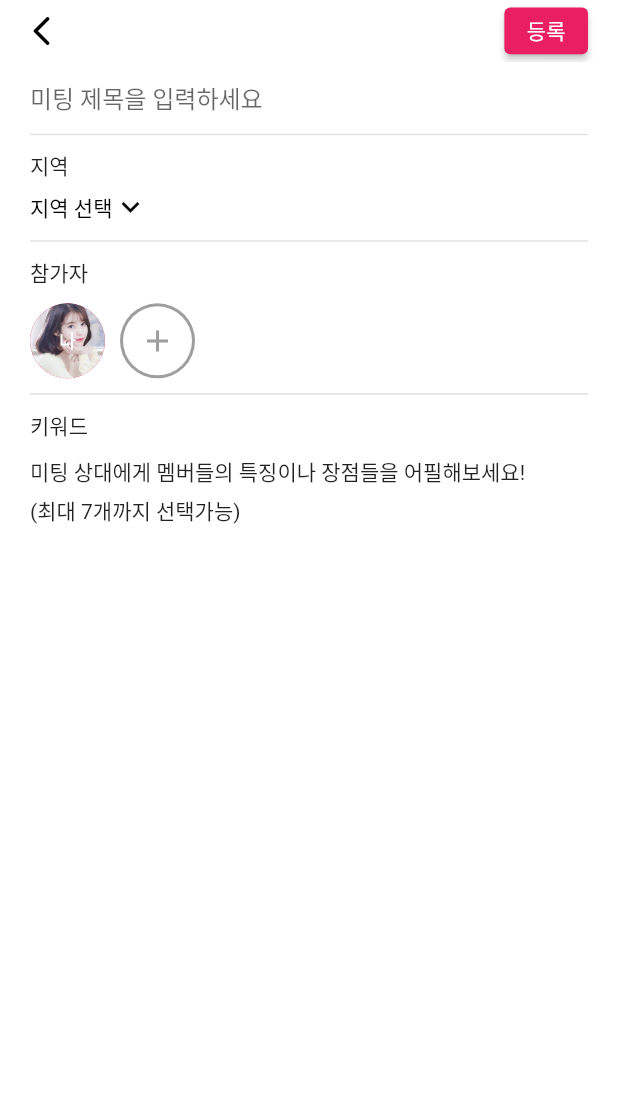
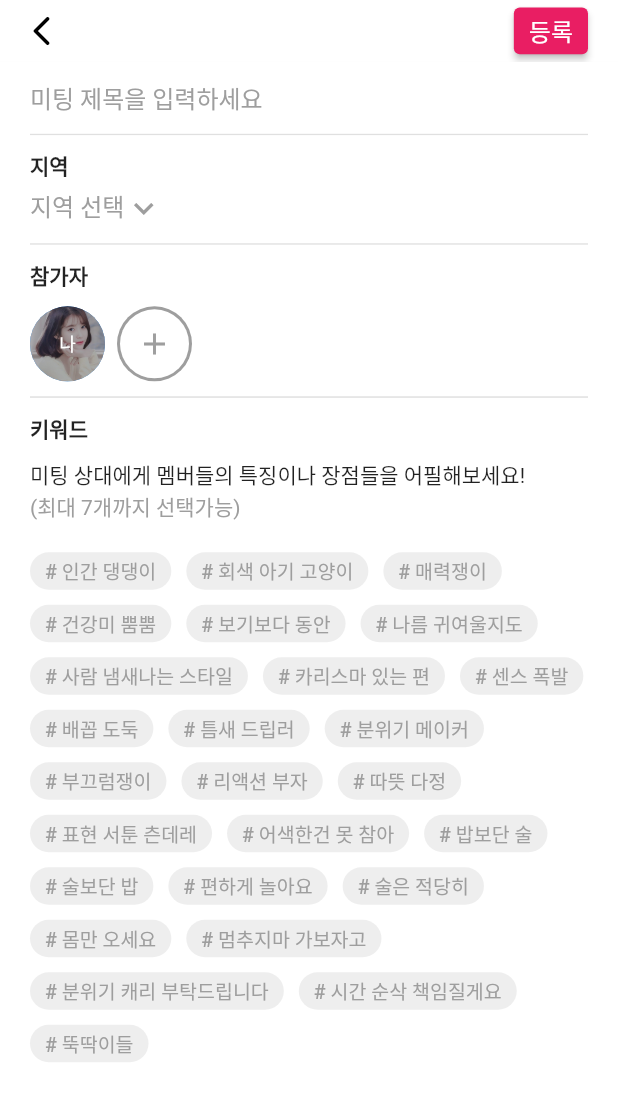
Before and after one commit to SeungtaeRyu/campusMeet_test, a Flutter app: the screen it shows after launch, after a tap on the "add" icon, on a phone screen of 412 x 824 dp. Shown: the top 1101 px of the screen. Run offline on Flutter 3.47's test engine with Material 2 defaults, Android fonts, the phone set to English and light mode, and no system bars; our stand-ins replace image_picker.

Commit message:
220202 07:30 글작성페이지 전체구현 완료

```diff
--- a/campus_meet_test/lib/screens/member_formation_screen.dart
+++ b/campus_meet_test/lib/screens/member_formation_screen.dart
@@ -38,15 +38,18 @@ class _MemberFomationScreenState extends State<MemberFomationScreen> {
     });
   }
 
+  @override
+  void initState() {
+    super.initState();
+    for (var i = 0; i < friendName.length; i++) {
+      selected.add(false);
+    }
+  }
 
 
 
   @override
   Widget build(BuildContext context) {
-    for (var i = 0; i < friendName.length; i++) {
-      selected.add(false);
-    }
-
     return MaterialApp(
       home: Scaffold(
         appBar: AppBar(
@@ -116,14 +119,12 @@ class _MemberFomationScreenState extends State<MemberFomationScreen> {
             ),
 
             Container(
-              child: selected.indexOf(true) == -1
-                  ? SizedBox.shrink()
-                  : Container(
-                      height: 100,
-                      child: ListView.builder(
-                        itemCount: selectedFriendName.length,
-                        scrollDirection: Axis.horizontal,
-                        itemBuilder: (BuildContext context, int index) {
+              color: Colors.white,
+              padding: EdgeInsets.fromLTRB(10, 0, 10, 10),
+              alignment: Alignment.centerLeft,
+              child: SingleChildScrollView(
+                child: Wrap(
+                  children: selected.indexOf(true) == -1 ? [SizedBox.shrink()] : List<Widget>.generate(selectedFriendName.length, (index){
                     return Column(
                       children: [
                         Container(
@@ -159,21 +160,25 @@ class _MemberFomationScreenState extends State<MemberFomationScreen> {
                         Text("${selectedFriendName[index]} "),
                       ],
                     );
-                        },
+                  }),
                 ),
               ),
             ),
 
-            Divider(thickness: 5),
+            Divider(height: 5, thickness: 5),
 
             // 친구 목록 렌더링 컬럼 > 로우 > 이미지, 이름, 아이콘버튼
             Expanded(
-              child: _search.text.length != 0 ? buildSearchList() : ListView.builder(
+              child: _search.text.length != 0 ? buildSearchList() : Container(
+                padding: EdgeInsets.fromLTRB(10, 0, 10, 0),
+                color: Colors.white,
+                child: ListView.builder(
                   itemCount: friendName.length, // 추후 친구목록 DB.length 로 수정
                   itemBuilder: (BuildContext context, int index) {
                     return Row(
                       children: [
                         Container(
+                          // color: Colors.blue,
                           padding: EdgeInsets.fromLTRB(10, 10, 10, 10),
                           child: CircleAvatar(
                             backgroundColor: Colors.pink,
@@ -184,6 +189,15 @@ class _MemberFomationScreenState extends State<MemberFomationScreen> {
                         Expanded(child: Container()),
                         IconButton(
                             onPressed: () {
+                              // 선택한 친구 수 count
+                              int count = 0;
+                              for(int i = 0; i < friendName.length ; i++){
+                                if(selected[i]) count++;
+                              }
+
+                              // 5명째에는 동작하지 않음
+                              if(count == 4 && !selected[index]){
+                              } else {
                                 setState(() {
                                   if (!selected[index]) {
                                     selected[index] = !selected[index];
@@ -193,6 +207,7 @@ class _MemberFomationScreenState extends State<MemberFomationScreen> {
                                     selectedFriendName.remove(friendName[index]);
                                   }
                                 });
+                              }
                             },
                             icon: selected[index]
                                 ? Icon(
@@ -203,6 +218,7 @@ class _MemberFomationScreenState extends State<MemberFomationScreen> {
                       ],
                     );
                   },
+                ),
               ),
             ),
           ],
--- a/campus_meet_test/lib/screens/writing_screen.dart
+++ b/campus_meet_test/lib/screens/writing_screen.dart
@@ -141,6 +141,37 @@ class _WritingScreenState extends State<WritingScreen> {
   List<String> secondAddress = [];
   List<bool> selectedSecondAddress = [];
 
+  // 키워드 DB
+  List<bool> selectedKeywords = [];
+  List<String> keywords = [
+    "인간 댕댕이",
+    "회색 아기 고양이",
+    "매력쟁이",
+    "건강미 뿜뿜",
+    "보기보다 동안",
+    "나름 귀여울지도",
+    "사람 냄새나는 스타일",
+    "카리스마 있는 편",
+    "센스 폭발",
+    "배꼽 도둑",
+    "틈새 드립러",
+    "분위기 메이커",
+    "부끄럼쟁이",
+    "리액션 부자",
+    "따뜻 다정",
+    "표현 서툰 츤데레",
+    "어색한건 못 참아",
+    "밥보단 술",
+    "술보단 밥",
+    "편하게 놀아요",
+    "술은 적당히",
+    "몸만 오세요",
+    "멈추지마 가보자고",
+    "분위기 캐리 부탁드립니다",
+    "시간 순삭 책임질게요",
+    "뚝딱이들"
+  ];
+
   @override
   void initState() {
     super.initState();
@@ -172,6 +203,10 @@ class _WritingScreenState extends State<WritingScreen> {
         selectedSecondAddress.add(false);
       }
     }
+    // selectedKeywords
+    for (int i = 0; i < keywords.length; i++) {
+      selectedKeywords.add(false);
+    }
   }
 
   @override
@@ -197,10 +232,10 @@ class _WritingScreenState extends State<WritingScreen> {
               padding: EdgeInsets.fromLTRB(0, 5, 0, 5),
               child: ElevatedButton(
                 onPressed: () {},
-                child: Text("등록"),
+                child: Text("등록", style: TextStyle(fontSize: 16),),
                 style: ElevatedButton.styleFrom(
                   primary: Colors.pink,
-                  padding: EdgeInsets.fromLTRB(15, 0, 15, 0),
+                  padding: EdgeInsets.fromLTRB(10, 0, 10, 0),
                   minimumSize: Size.zero,
                 ),
               ),
@@ -214,7 +249,6 @@ class _WritingScreenState extends State<WritingScreen> {
           child: Column(
             children: <Widget>[
               Container(
-                // padding: EdgeInsets.fromLTRB(0, 20, 0, 20),
                 decoration: BoxDecoration(
                     color: Colors.white,
                     border: Border(
@@ -226,10 +260,8 @@ class _WritingScreenState extends State<WritingScreen> {
                       // controller: studuntIDController1,
                       decoration: InputDecoration(
                         border: InputBorder.none,
-                        // contentPadding: EdgeInsets.fromLTRB(0, 0, 0, 0),
-                        // border: OutlineInputBorder(),
-                        // labelText: '제한 없음',
                         hintText: '미팅 제목을 입력하세요',
+                        hintStyle: TextStyle(fontSize: 16, color: Colors.grey.shade500)
                       ),
                     ),
                   ],
@@ -249,7 +281,7 @@ class _WritingScreenState extends State<WritingScreen> {
                   children: <Widget>[
                     Container(
                       padding: EdgeInsets.only(bottom: 5),
-                      child: Text("지역"),
+                      child: Text("지역",style: TextStyle(fontSize: 14, fontWeight: FontWeight.bold),),
                     ),
                     Row(
                       children: [
@@ -266,11 +298,15 @@ class _WritingScreenState extends State<WritingScreen> {
                               children: [
                                 Text(
                                   addressData == "" ? "지역 선택" : addressData,
-                                  style: TextStyle(color: Colors.black),
+                                  style: TextStyle(
+                                      fontSize: 16,
+                                      color: addressData == "" ? Colors.grey.shade500 : Colors.black,
+                                      height: 1),
                                 ),
                                 Icon(
-                                  Icons.keyboard_arrow_down_outlined,
-                                  color: Colors.black,
+                                  Icons.keyboard_arrow_down,
+                                  color: addressData == "" ? Colors.grey.shade500 : Colors.black,
+                                  size: 26,
                                 ),
                               ],
                             ),
@@ -569,32 +605,36 @@ class _WritingScreenState extends State<WritingScreen> {
                   children: <Widget>[
                     Container(
                       padding: EdgeInsets.only(bottom: 10),
-                      child: Text("참가자"),
+                      child: Text("참가자", style: TextStyle(fontSize: 14, fontWeight: FontWeight.bold),),
                     ),
                     Container(
-                      height: 50,
-                      child: ListView.builder(
-                        itemCount: memberData.length + 2,
-                        scrollDirection: Axis.horizontal,
-                        itemBuilder: (BuildContext context, int index) {
+                      child: SingleChildScrollView(
+                        child: Wrap(
+                          runSpacing: 10,
+                          children: List.generate(
+                            memberData.length + 2,
+                            (index) {
                               if (index == 0) {
                                 return Container(
-                              padding: EdgeInsets.fromLTRB(0, 0, 10, 0),
+                                  padding: EdgeInsets.fromLTRB(0, 0, 8, 0),
                                   child: CircleAvatar(
                                     radius: 25,
-                                backgroundColor: Colors.pink,
                                     backgroundImage:
                                         AssetImage("images/user1_profile.jpg"),
+                                    child: CircleAvatar(
+                                      radius: 25,
+                                      backgroundColor: Colors.black.withOpacity(0.3),
                                       child: Text(
                                         "나",
                                         style: TextStyle(
                                             color: Colors.white, fontSize: 12),
                                       ),
                                     ),
+                                  ),
                                 );
                               } else if (index < memberData.length + 1) {
                                 return Container(
-                              padding: EdgeInsets.fromLTRB(0, 0, 10, 0),
+                                  padding: EdgeInsets.fromLTRB(0, 0, 8, 0),
                                   child: CircleAvatar(
                                     backgroundColor: Colors.pink,
                                     radius: 25,
@@ -614,7 +654,8 @@ class _WritingScreenState extends State<WritingScreen> {
                                       radius: 23,
                                       backgroundColor: Colors.white,
                                       child: IconButton(
-                                    icon: Icon(Icons.add, color: Colors.grey),
+                                        icon:
+                                            Icon(Icons.add, color: Colors.grey),
                                         padding: EdgeInsets.zero,
                                         onPressed: () async {
                                           final data = await Navigator.push(
@@ -634,29 +675,86 @@ class _WritingScreenState extends State<WritingScreen> {
                             },
                           ),
                         ),
+                      ),
+                    ),
                   ],
                 ),
               ),
 
               // 키워드
-              Container(
+              Expanded(
+                child: Container(
                   padding: EdgeInsets.only(top: 10),
                   child: Column(
                     crossAxisAlignment: CrossAxisAlignment.stretch,
                     children: <Widget>[
                       Container(
                         padding: EdgeInsets.only(bottom: 10),
-                      child: Text("키워드"),
+                        child: Text("키워드", style: TextStyle(fontSize: 14, fontWeight: FontWeight.bold),),
                       ),
                       Container(
-                      padding: EdgeInsets.only(bottom: 5),
-                      child: Text("미팅 상대에게 멤버들의 특징이나 장점들을 어필해보세요!"),
+                        child: Text("미팅 상대에게 멤버들의 특징이나 장점들을 어필해보세요!", style: TextStyle(fontSize: 14),),
                       ),
                       Container(
-                      padding: EdgeInsets.only(bottom: 10),
-                      child: Text("(최대 7개까지 선택가능)"),
+                        padding: EdgeInsets.only(bottom: 20),
+                        child: Text("(최대 7개까지 선택가능)", style: TextStyle(fontSize: 14, color: Colors.grey.shade500),),
+                      ),
+
+                      // keywords 나열하자!
+                      Expanded(
+                        child: SingleChildScrollView(
+                          child: Wrap(
+                            runSpacing: 10,
+                            spacing: 10,
+                            children: List<Widget>.generate(
+                              keywords.length,
+                              (index) => Container(
+                                child: ElevatedButton(
+                                  style: ElevatedButton.styleFrom(
+                                    shape: RoundedRectangleBorder(
+                                      borderRadius: BorderRadius.circular(20),
+                                    ),
+                                    elevation: 0,
+                                    primary: selectedKeywords[index]
+                                        ? Colors.pink
+                                        : Colors.grey.shade200,
+                                    padding: EdgeInsets.fromLTRB(10, 3, 10, 3),
+                                    minimumSize: Size.zero,
+                                    tapTargetSize:
+                                        MaterialTapTargetSize.shrinkWrap,
+                                  ),
+                                  child: Text(
+                                    "# ${keywords[index]}",
+                                    style: TextStyle(
+                                      fontSize: 13,
+                                        color: selectedKeywords[index]
+                                            ? Colors.white
+                                            : Colors.grey.shade500),
+                                  ),
+                                  onPressed: () {
+                                    // 현재 선택된 키워드 갯수 count
+                                    int count = 0;
+                                    for(int i = 0; i < keywords.length ; i++) {
+                                      if(selectedKeywords[i]) count ++;
+                                    }
+
+                                    // 현재 선택된 키워드 갯수가 7개이고 비활성 키워드를 클릭했을 때는 아무반응없음
+                                    if(count == 7 && !selectedKeywords[index]){
+                                    } else {
+                                      setState(() {
+                                        selectedKeywords[index] =
+                                        !selectedKeywords[index];
+                                      });
+                                    }
+                                  },
+                                ),
+                              ),
+                            ),
+                          ),
+                        ),
                       ),
                     ],
+                  ),
                 ),
               ),
             ],
```
Also changed, not shown: 11 other files. Lines whose indentation alone changed are shown as unchanged.
